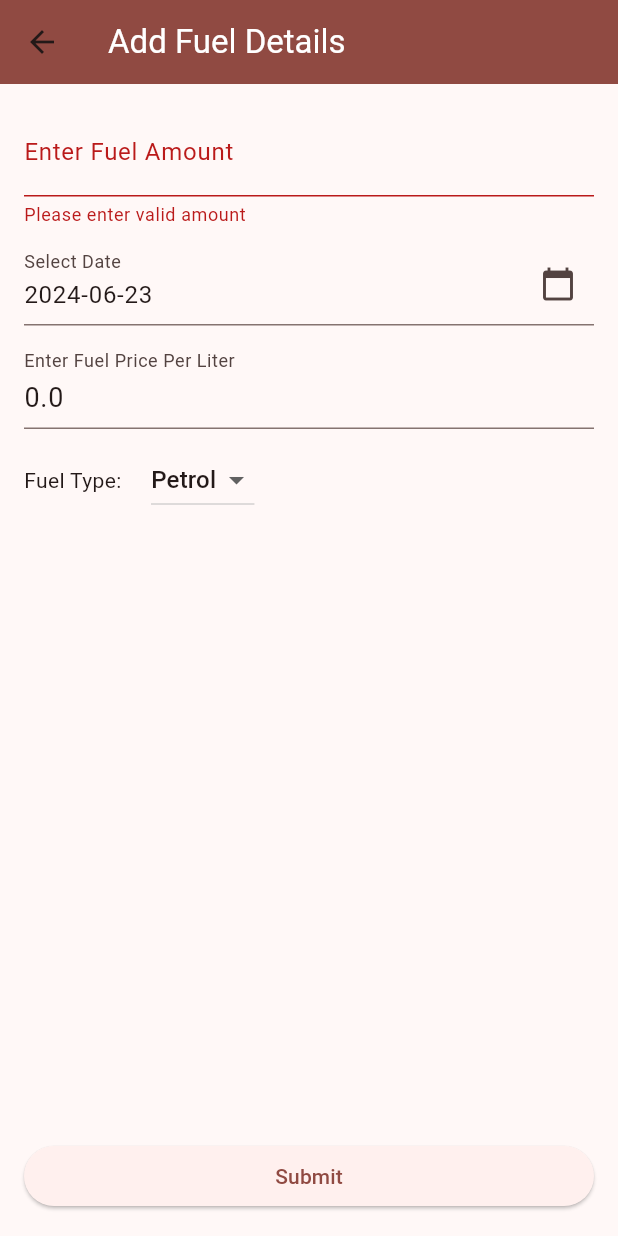
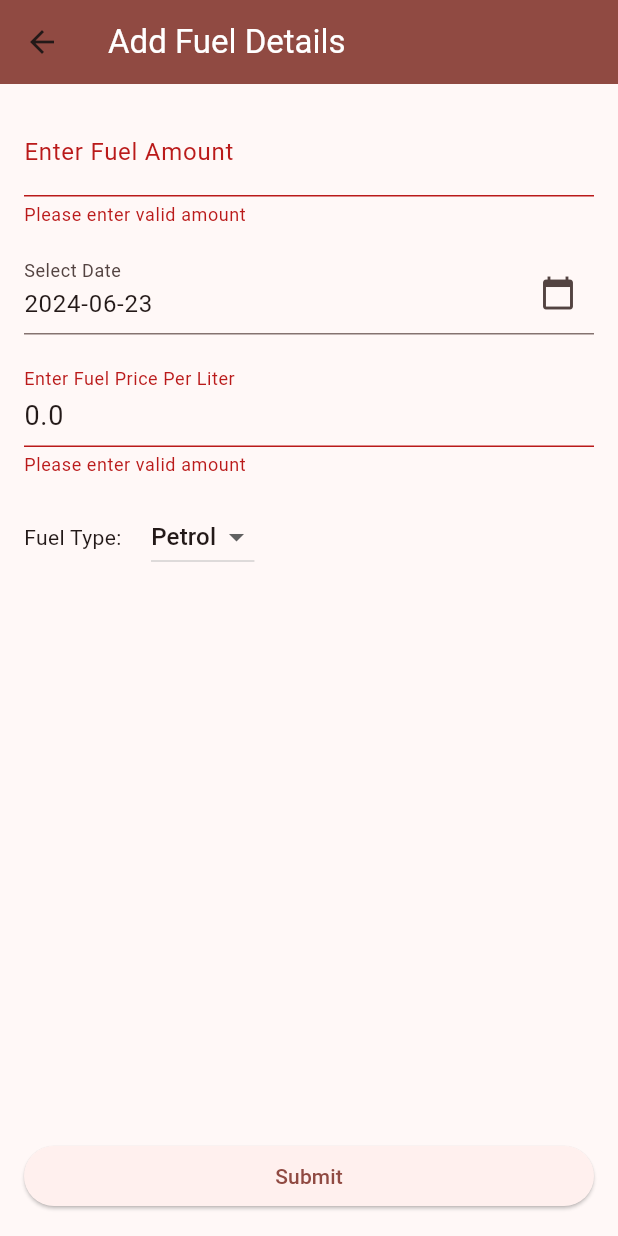
Before and after one commit to sush562/petrolin, a Flutter app: the AddPetrolDetailsScreen screen opened directly, after a tap on "Submit", on a phone screen of 412 x 824 dp. Run offline on Flutter 3.47's test engine with Material 3 defaults, Android fonts, the phone set to English and light mode, and no system bars; our stand-ins replace flutter_riverpod, sqflite; accounts and stored records are empty.

Commit message:
More updates

```diff
--- a/lib/presentation/view/add_fuel_details.dart
+++ b/lib/presentation/view/add_fuel_details.dart
@@ -1,10 +1,7 @@
-import 'dart:math';
-
 import 'package:flutter/material.dart';
 import 'package:flutter/services.dart';
 import 'package:flutter_riverpod/flutter_riverpod.dart';
 import 'package:petrolin/data/entity/fuel_types.dart';
-import 'package:petrolin/domain/model/fuel_price_per_liter.dart';
 import 'package:petrolin/presentation/viewmodel/add_fuel_details_viewmodel.dart';
 
 class AddPetrolDetailsScreen extends ConsumerStatefulWidget {
@@ -124,22 +121,21 @@ class _AddPetrolDetailsScreen extends ConsumerState<AddPetrolDetailsScreen> {
                         decoration: const InputDecoration(
                             labelText: 'Enter Fuel Amount'),
                         validator: (value) {
-                          if (value == null || value.isEmpty) {
+                          if (value == null ||
+                              value.isEmpty ||
+                              double.parse(value) <= 0.0) {
                             return 'Please enter valid amount';
                           }
                           return null;
                         },
-                        style: const TextStyle(
-                          fontSize: 18,
-                        ),
+                        style: const TextStyle(fontSize: 18),
                         inputFormatters: [
                           FilteringTextInputFormatter.allow(
-                            RegExp(r'^\d*\.?\d{0,2}'),
-                          )
+                              RegExp(r'^\d*\.?\d{0,2}'))
                         ],
                         keyboardType: const TextInputType.numberWithOptions(
                             decimal: true)),
-                    const SizedBox(height: 10),
+                    const SizedBox(height: 16),
                     TextField(
                       controller: _dateController,
                       decoration: const InputDecoration(
@@ -149,28 +145,27 @@ class _AddPetrolDetailsScreen extends ConsumerState<AddPetrolDetailsScreen> {
                       readOnly: true,
                       onTap: () => _pickDate(),
                     ),
-                    const SizedBox(height: 10),
+                    const SizedBox(height: 16),
                     TextFormField(
                         controller: _amountFuelPriceLiterEditingController,
                         decoration: const InputDecoration(
                             labelText: 'Enter Fuel Price Per Liter'),
                         validator: (value) {
-                          if (value == null || value.isEmpty) {
+                          if (value == null ||
+                              value.isEmpty ||
+                              double.parse(value) <= 0.0) {
                             return 'Please enter valid amount';
                           }
                           return null;
                         },
-                        style: const TextStyle(
-                          fontSize: 18,
-                        ),
+                        style: const TextStyle(fontSize: 18),
                         inputFormatters: [
                           FilteringTextInputFormatter.allow(
-                            RegExp(r'^\d*\.?\d{0,2}'),
-                          )
+                              RegExp(r'^\d*\.?\d{0,2}'))
                         ],
                         keyboardType: const TextInputType.numberWithOptions(
                             decimal: true)),
-                    const SizedBox(height: 10),
+                    const SizedBox(height: 16),
                     Row(
                       children: [
                         const Text('Fuel Type: '),
```
